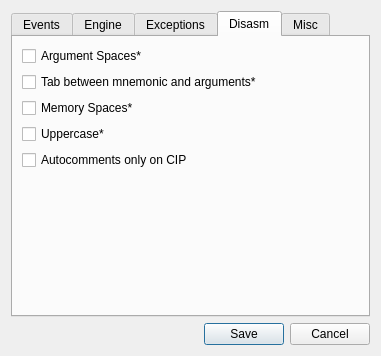
First picture: the form in src/gui/Src/Gui/SettingsDialog.ui, repository x64dbg/x64dbg, before the edit.
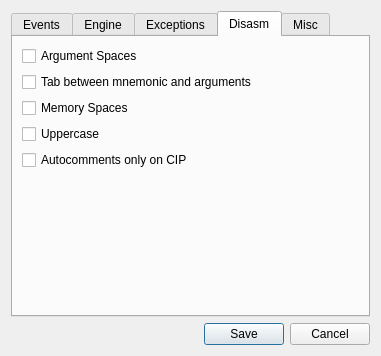
Second picture: the form after the edit. The open tabs and pages were chosen to show the change. Icons and pictures are not drawn.

Commit message: GUI: remove asterisks

Diff of the .ui file:
```diff
--- a/src/gui/Src/Gui/SettingsDialog.ui
+++ b/src/gui/Src/Gui/SettingsDialog.ui
@@ -387,28 +387,28 @@
        <item>
         <widget class="QCheckBox" name="chkArgumentSpaces">
          <property name="text">
-          <string>Argument Spaces*</string>
+          <string>Argument Spaces</string>
          </property>
         </widget>
        </item>
        <item>
         <widget class="QCheckBox" name="chkTabBetweenMnemonicAndArguments">
          <property name="text">
-          <string>Tab between mnemonic and arguments*</string>
+          <string>Tab between mnemonic and arguments</string>
          </property>
         </widget>
        </item>
        <item>
         <widget class="QCheckBox" name="chkMemorySpaces">
          <property name="text">
-          <string>Memory Spaces*</string>
+          <string>Memory Spaces</string>
          </property>
         </widget>
        </item>
        <item>
         <widget class="QCheckBox" name="chkUppercase">
          <property name="text">
-          <string>Uppercase*</string>
+          <string>Uppercase</string>
          </property>
         </widget>
        </item>
```
